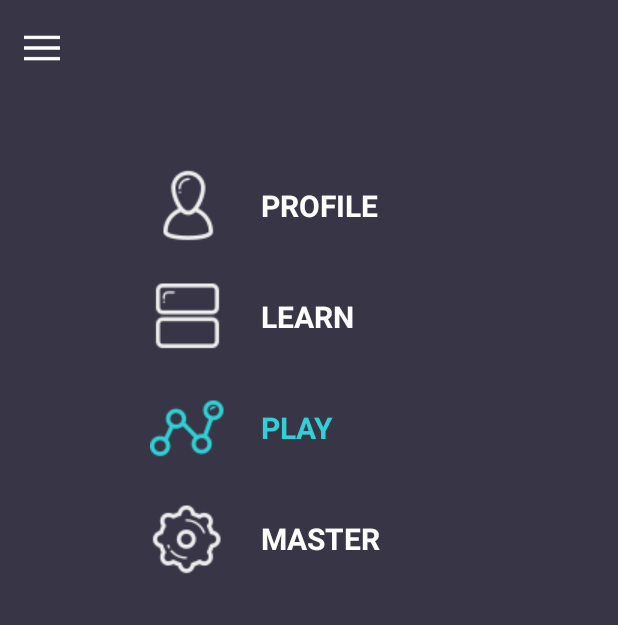
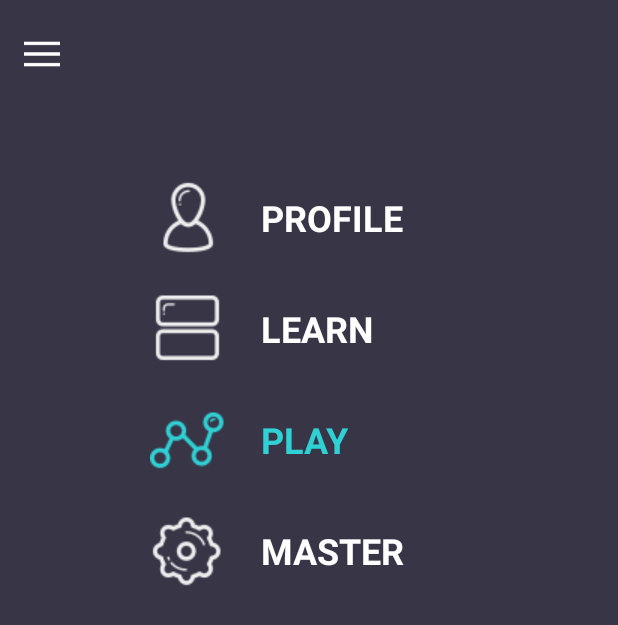
Before and after one commit to GreenDevs/The-Linux-Game---Android-, an Android app: the screen it shows after launch (MainActivity), on a phone screen of 412 x 824 dp. Shown: the top 625 px of the screen. Run offline under Robolectric (Android 15) with nearby library versions, the phone set to English and light mode, and no system bars; libraries missing offline, so code that uses them is left out: com.yalantis.guillotine; 1 statement that could not run was skipped.

Commit message:
improved the symmetry

```diff
--- a/app/src/main/java/com/a5idiot/linuxgame/MainActivity.java
+++ b/app/src/main/java/com/a5idiot/linuxgame/MainActivity.java
@@ -18,6 +18,7 @@ import android.view.animation.AccelerateInterpolator;
 import android.view.animation.DecelerateInterpolator;
 import android.view.animation.LinearInterpolator;
 import android.widget.FrameLayout;
+import android.widget.LinearLayout;
 import android.widget.Toast;
 
 import com.a5idiot.linuxgame.fragments.LinuxPagerAdapter;
@@ -72,6 +73,8 @@ public class MainActivity extends AppCompatActivity implements View.OnClickListe
 
 
         pager = (ViewPager) findViewById ( R.id.viewPager );
+        LinearLayout linearLayout = (LinearLayout)pager.getParent ();
+        registerSwipe ( linearLayout );
         registerSwipe ( pager );
         adapter = new LinuxPagerAdapter ( getSupportFragmentManager () );
         setPager ();
@@ -83,7 +86,7 @@ public class MainActivity extends AppCompatActivity implements View.OnClickListe
     private void setPager ( ) {
         pager.setClipToPadding ( false );
         pager.setPageMargin ( -64 );
-        pager.setPadding ( 200, 0, 200, 32 );
+        pager.setPadding ( 200, 32, 200, 32 );
         pager.setOffscreenPageLimit ( 6 );
         pager.addOnPageChangeListener ( new ViewPager.OnPageChangeListener () {
 
@@ -174,7 +177,7 @@ public class MainActivity extends AppCompatActivity implements View.OnClickListe
                                 //DO Previous
                                 //Toast.makeText ( getApplicationContext (),"swipte down",Toast.LENGTH_LONG ).show ();
 
-                                if(rootView instanceof ViewPager){
+                                if(rootView instanceof ViewPager||rootView instanceof LinearLayout){
                                     animation.open ();
                                 }
                             }
--- a/app/src/main/res/layout/activity_main.xml
+++ b/app/src/main/res/layout/activity_main.xml
@@ -29,15 +29,15 @@
                 android:layout_width="?actionBarSize"
                 android:layout_height="?attr/actionBarSize"
                 android:padding="16dp"
-                android:layout_marginTop="4dp"
-                android:layout_marginBottom="4dp"
+                android:layout_marginTop="8dp"
+                android:layout_marginBottom="8dp"
                 android:src="@drawable/ic_menu_90"/>
             <!--android:text="Linux Game"-->
             <TextView
                 android:layout_width="wrap_content"
                 android:layout_height="wrap_content"
                 android:layout_gravity="center"
-                android:text="Linux Game"
+                android:text="@string/app_name"
                 android:textAllCaps="true"
                 android:textColor="@android:color/white"
                 android:textSize="@dimen/thelinuxgame_item_text_size"
--- a/app/src/main/res/layout/fragment_view_pager.xml
+++ b/app/src/main/res/layout/fragment_view_pager.xml
@@ -9,8 +9,9 @@
         android:layout_width="match_parent"
         android:layout_height="match_parent"
         android:layout_alignParentBottom="true"
-        android:layout_margin="4dp"
-        app:cardCornerRadius="8dp"
+        android:layout_margin="8dp"
+        app:cardCornerRadius="4dp"
+        app:cardElevation="4dp"
         >
     <TextView
         android:id="@+id/textView"
--- a/app/src/main/res/layout/the_linux_game_menu.xml
+++ b/app/src/main/res/layout/the_linux_game_menu.xml
@@ -15,8 +15,8 @@
             android:id="@+id/menu_hamburger"
             android:layout_width="?actionBarSize"
             android:layout_height="?attr/actionBarSize"
-            android:layout_marginBottom="4dp"
-            android:layout_marginTop="4dp"
+            android:layout_marginBottom="8dp"
+            android:layout_marginTop="8dp"
             android:padding="16dp"
             android:src="@drawable/ic_menu"/>
     </android.support.v7.widget.Toolbar>
--- a/app/src/main/res/values/dimens.xml
+++ b/app/src/main/res/values/dimens.xml
@@ -7,7 +7,7 @@
     <dimen name="thelinuxgame_large_margin">100dp</dimen>
     <dimen name="thelinuxgame_divider_height">40dp</dimen>
 
-    <dimen name="thelinuxgame_item_text_size">20sp</dimen>
+    <dimen name="thelinuxgame_item_text_size">24sp</dimen>
     <dimen name="thelinuxgame_actionbar_background_view_height">35dp</dimen>
 
 </resources>
--- a/app/src/main/res/values/strings.xml
+++ b/app/src/main/res/values/strings.xml
@@ -1,5 +1,5 @@
 <resources>
-    <string name="app_name">Linux Game</string>
+    <string name="app_name">THE Linux Game</string>
 
     <!-- TODO: Remove or change this placeholder text -->
     <string name="profile">PROFILE</string>
```
Also changed, not shown: app/src/main/res/layout/game_score.xml (+12 -4 lines).
